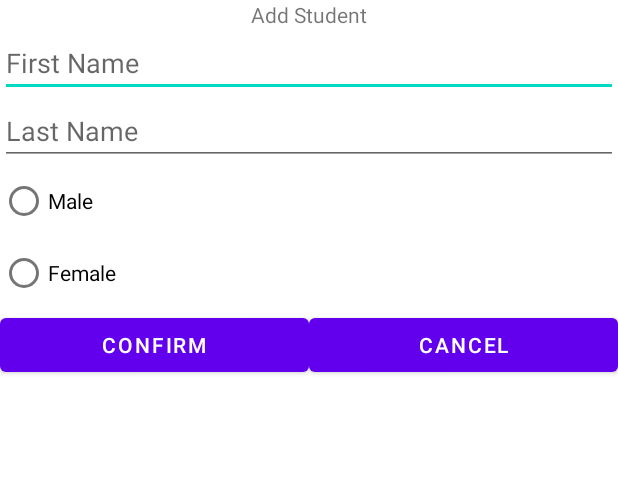
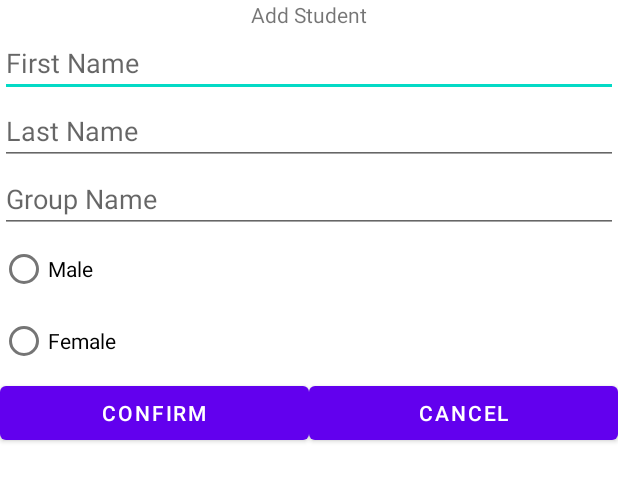
Before and after one commit to artemlevitin/StudentsListViewORMSQLite, an Android app: the layout activity_add_new_student.xml on its own in the app's theme, with its tools: preview values and no code run, on a phone screen of 412 x 824 dp. Shown: the top 481 px of the screen. Run offline under Robolectric (Android 15) with nearby library versions, the phone set to English and light mode, and no system bars.

```diff
--- a/app/src/main/java/com/example/levitin/studentslistview/Student.java
+++ b/app/src/main/java/com/example/levitin/studentslistview/Student.java
@@ -1,6 +1,8 @@
 package com.example.levitin.studentslistview;
 
-public class Student {
+import java.io.Serializable;
+
+public class Student implements Serializable {
     public Gender getGender() {
         return gender;
     }
--- a/app/src/main/res/layout/activity_new_student.xml
+++ b/app/src/main/res/layout/activity_add_new_student.xml
@@ -12,7 +12,7 @@
         android:text="Add Student" />
 
     <EditText
-        android:id="@+id/firstName"
+        android:id="@+id/fNameNewSt"
         android:layout_width="match_parent"
         android:layout_height="wrap_content"
         android:ems="10"
@@ -20,11 +20,19 @@
         android:inputType="textPersonName" />
 
     <EditText
-        android:id="@+id/lastName"
+        android:id="@+id/lNameNewSt"
         android:layout_width="match_parent"
         android:layout_height="wrap_content"
         android:ems="10"
         android:hint="Last Name"
+        android:inputType="textPersonName" />
+
+    <EditText
+        android:id="@+id/grNameNewSt"
+        android:layout_width="match_parent"
+        android:layout_height="wrap_content"
+        android:ems="10"
+        android:hint="Group Name"
         android:inputType="textPersonName" />
 
     <RadioGroup
--- a/app/src/main/res/layout/student_view.xml
+++ b/app/src/main/res/layout/student_view.xml
@@ -40,5 +40,6 @@
         android:layout_width="wrap_content"
         android:layout_height="wrap_content"
         android:layout_weight="1"
-        android:checked="false" />
+        android:checked="false"
+         />
 </LinearLayout>
```
Also changed, not shown: app/src/main/java/com/example/levitin/studentslistview/addNewStudentActivity.java (added, +38 -0 lines), app/src/main/java/com/example/levitin/studentslistview/newStudentActivity.java (deleted, +0 -19 lines).
